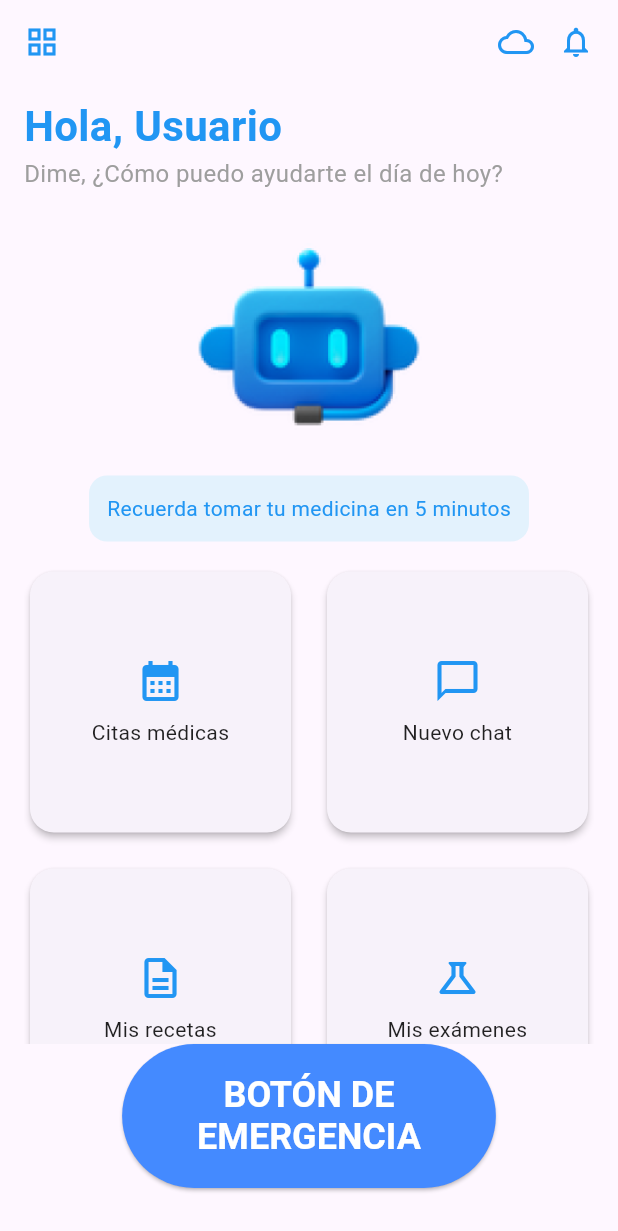
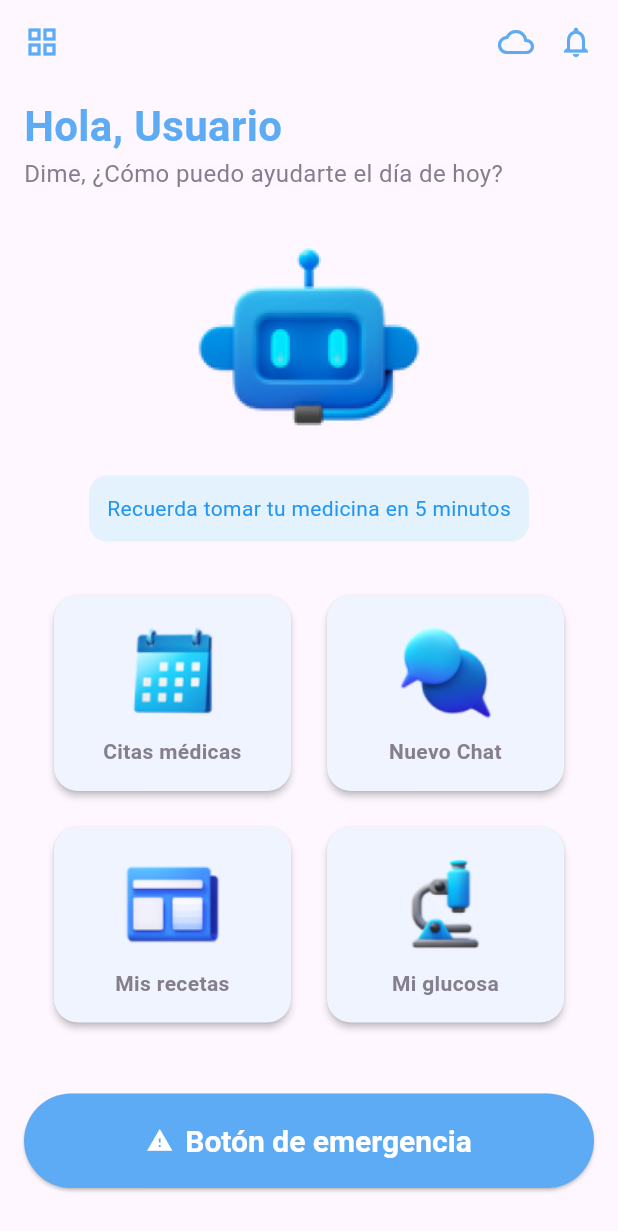
Before and after one commit to 0KevinB/SAMI-Chatbot-asistente, a Flutter app: the HomeScreen screen opened directly, on a phone screen of 412 x 824 dp. Shown: the top 1231 px of the screen. Run offline on Flutter 3.47's test engine with Material 3 defaults, Android fonts, the phone set to English and light mode, and no system bars; our stand-ins replace google_fonts, jwt_decoder, shared_preferences, table_calendar; accounts and stored records are empty.

Commit message:
Cambios de los estilos en la ventana principal

```diff
--- a/app-movil/sami/lib/screens/home_screen.dart
+++ b/app-movil/sami/lib/screens/home_screen.dart
@@ -5,6 +5,7 @@ import 'package:sami/screens/chat_screen.dart';
 import 'package:sami/screens/glucosa_record_screen.dart';
 import 'package:sami/screens/prescription_screen.dart';
 import 'package:sami/services/auth_service.dart';
+import 'package:google_fonts/google_fonts.dart';
 
 class HomeScreen extends StatefulWidget {
   const HomeScreen({super.key});
@@ -42,12 +43,13 @@ class _HomeScreenState extends State<HomeScreen> {
               const Row(
                 mainAxisAlignment: MainAxisAlignment.spaceBetween,
                 children: [
-                  Icon(Icons.grid_view, color: Colors.blue),
+                  Icon(Icons.grid_view, color: Color(0xFF5DABF5)),
                   Row(
                     children: [
-                      Icon(Icons.cloud_outlined, color: Colors.blue),
+                      Icon(Icons.cloud_outlined, color: Color(0xFF5DABF5)),
                       SizedBox(width: 16),
-                      Icon(Icons.notifications_outlined, color: Colors.blue),
+                      Icon(Icons.notifications_outlined,
+                          color: Color(0xFF5DABF5)),
                     ],
                   ),
                 ],
@@ -59,14 +61,14 @@ class _HomeScreenState extends State<HomeScreen> {
                 style: const TextStyle(
                   fontSize: 28,
                   fontWeight: FontWeight.bold,
-                  color: Colors.blue,
+                  color: Color(0xFF5DABF5),
                 ),
               ),
               const Text(
                 'Dime, ¿Cómo puedo ayudarte el día de hoy?',
                 style: TextStyle(
                   fontSize: 16,
-                  color: Colors.grey,
+                  color: Color(0xFF857E8E),
                 ),
               ),
               const SizedBox(height: 24),
@@ -98,9 +100,11 @@ class _HomeScreenState extends State<HomeScreen> {
                   crossAxisCount: 2,
                   mainAxisSpacing: 16,
                   crossAxisSpacing: 16,
+                  childAspectRatio: 1.2,
+                  padding: const EdgeInsets.all(16),
                   children: [
                     _buildMenuCard(
-                      icon: Icons.calendar_month,
+                      imagePath: 'assets/img/Calendar.png', // Ruta de tu imagen
                       title: 'Citas médicas',
                       onTap: () {
                         Navigator.push(
@@ -111,8 +115,8 @@ class _HomeScreenState extends State<HomeScreen> {
                       },
                     ),
                     _buildMenuCard(
-                      icon: Icons.chat_bubble_outline,
-                      title: 'Nuevo chat',
+                      imagePath: 'assets/img/Chat.png', // Ruta de tu imagen
+                      title: 'Nuevo Chat',
                       onTap: () {
                         Navigator.push(
                           context,
@@ -122,7 +126,7 @@ class _HomeScreenState extends State<HomeScreen> {
                       },
                     ),
                     _buildMenuCard(
-                      icon: Icons.description_outlined,
+                      imagePath: 'assets/img/News.png', // Ruta de tu imagen
                       title: 'Mis recetas',
                       onTap: () {
                         Navigator.push(
@@ -133,8 +137,9 @@ class _HomeScreenState extends State<HomeScreen> {
                       },
                     ),
                     _buildMenuCard(
-                      icon: Icons.science_outlined,
-                      title: 'Mis exámenes',
+                      imagePath:
+                          'assets/img/Microscope.png', // Ruta de tu imagen
+                      title: 'Mi glucosa',
                       onTap: () {
                         Navigator.push(
                           context,
@@ -147,6 +152,9 @@ class _HomeScreenState extends State<HomeScreen> {
                 ),
               ),
               // Emergency Button
+              const SizedBox(
+                height: 24,
+              ),
               Center(
                 child: Padding(
                   padding: const EdgeInsets.only(bottom: 16),
@@ -159,7 +167,7 @@ class _HomeScreenState extends State<HomeScreen> {
                               builder: (context) => const AlertScreen()));
                     },
                     style: ElevatedButton.styleFrom(
-                      backgroundColor: Colors.blueAccent,
+                      backgroundColor: const Color(0xFF5DABF5),
                       padding: const EdgeInsets.symmetric(
                           horizontal: 50, vertical: 20),
                       textStyle: const TextStyle(
@@ -167,13 +175,21 @@ class _HomeScreenState extends State<HomeScreen> {
                         fontWeight: FontWeight.bold,
                       ),
                     ),
-                    child: const Text(
-                      'BOTÓN DE\nEMERGENCIA',
-                      textAlign: TextAlign.center,
-                      style: TextStyle(
-                        color: Colors.white,
-                        fontWeight: FontWeight.bold,
-                      ),
+                    child: Row(
+                      mainAxisAlignment: MainAxisAlignment.center,
+                      children: [
+                        const Icon(Icons.warning, color: Colors.white),
+                        const SizedBox(width: 8),
+                        Text('Botón de emergencia',
+                            textAlign: TextAlign.center,
+                            style: GoogleFonts.roboto(
+                              textStyle: const TextStyle(
+                                color: Colors.white,
+                                fontWeight: FontWeight.bold,
+                                fontSize: 20,
+                              ),
+                            )),
+                      ],
                     ),
                   ),
                 ),
@@ -186,7 +202,7 @@ class _HomeScreenState extends State<HomeScreen> {
   }
 
   Widget _buildMenuCard({
-    required IconData icon,
+    required String imagePath,
     required String title,
     required VoidCallback onTap,
   }) {
@@ -195,20 +211,29 @@ class _HomeScreenState extends State<HomeScreen> {
       child: SizedBox(
         child: Card(
           elevation: 2,
+          color: const Color(0xFFF0F4FF), // Color de fondo
           shape: RoundedRectangleBorder(
             borderRadius: BorderRadius.circular(16),
           ),
           child: Column(
             mainAxisAlignment: MainAxisAlignment.center,
             children: [
-              Icon(icon, size: 32, color: Colors.blue),
+              Image.asset(
+                imagePath,
+                height: 70,
+                width: 70,
+                fit: BoxFit.contain,
+              ),
               const SizedBox(height: 8),
               Text(
                 title,
                 textAlign: TextAlign.center,
-                style: const TextStyle(
-                  fontSize: 14,
-                  color: Colors.black87,
+                style: GoogleFonts.roboto(
+                  textStyle: const TextStyle(
+                    fontSize: 14,
+                    color: Color(0xFF857E8E),
+                    fontWeight: FontWeight.bold,
+                  ),
                 ),
               ),
             ],
```
Also changed, not shown: app-movil/sami/assets/img/Calendar.png (added), app-movil/sami/assets/img/Chat.png (added), app-movil/sami/assets/img/Microscope.png (added), app-movil/sami/assets/img/News.png (added).
